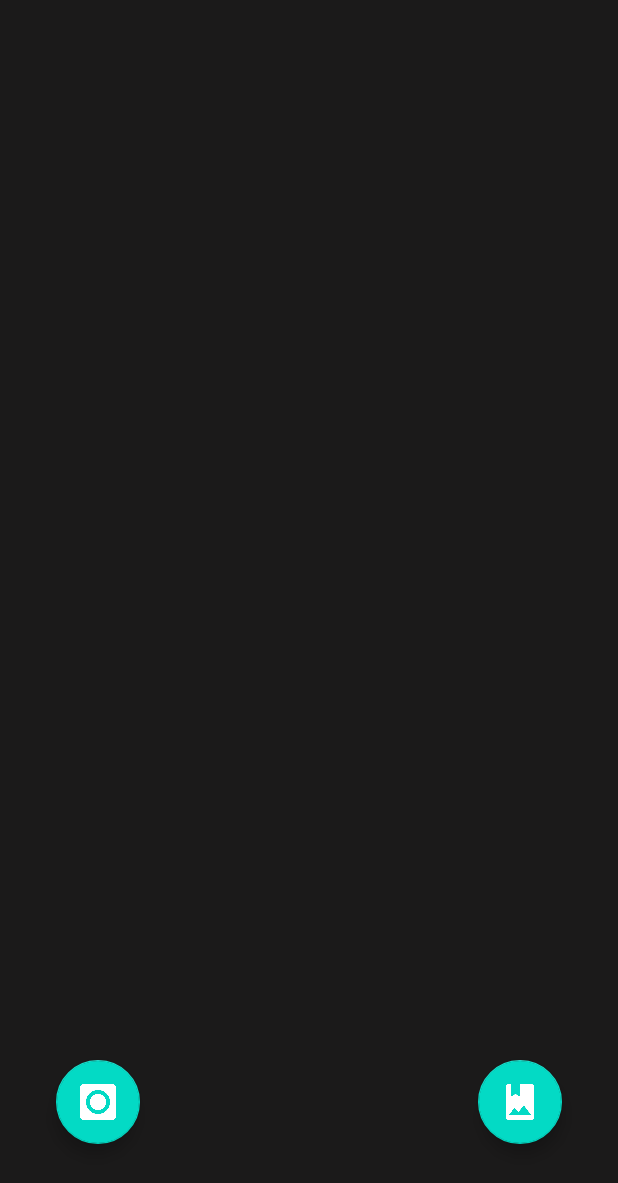
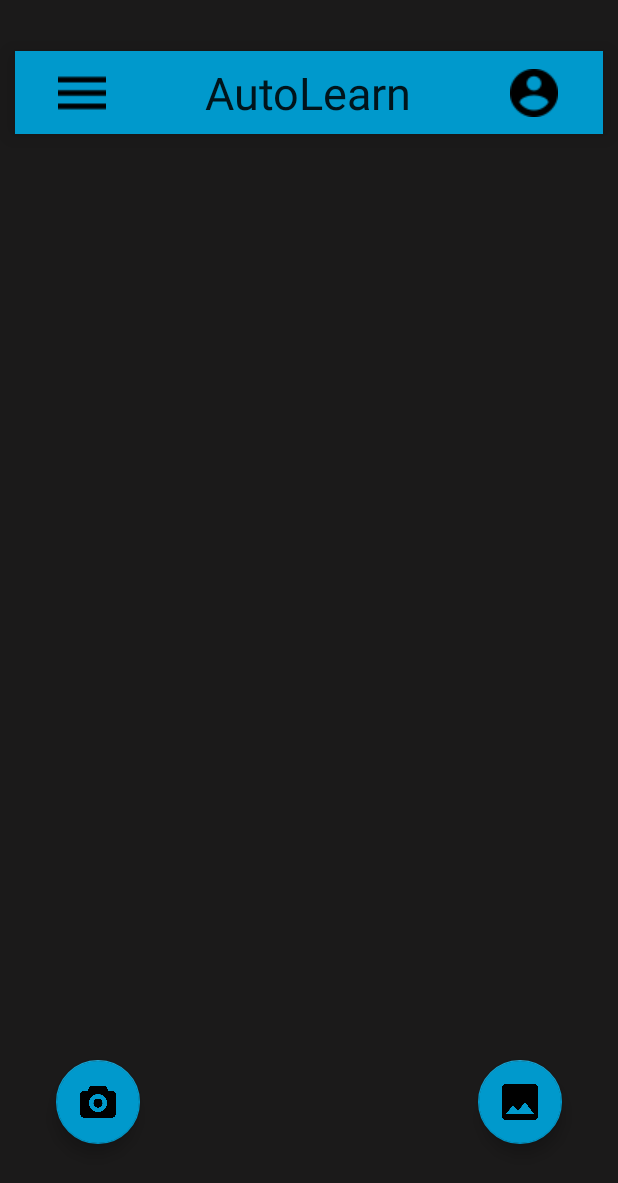
Before and after one commit to willpanderson/Auto-Learn, an Android app: the layout activity_main.xml on its own in the app's theme, with its tools: preview values and no code run, on a phone screen of 412 x 824 dp. Shown: the top 1183 px of the screen. Run offline under Robolectric (Android 15) with nearby library versions, the phone set to English and light mode, and no system bars.

```diff
--- a/AutoLearnApp/app/src/main/java/com/example/auto_learn_app/LaunchActivity.java
+++ b/AutoLearnApp/app/src/main/java/com/example/auto_learn_app/LaunchActivity.java
@@ -7,7 +7,7 @@ import android.os.Bundle;
 import android.os.Handler;
 
 public class LaunchActivity extends AppCompatActivity {
-    private static int SPLASH_TIME_OUT = 3000;
+    private static int SPLASH_TIME_OUT = 1000;
 
     @Override
     protected void onCreate(Bundle savedInstanceState) {
--- a/AutoLearnApp/app/src/main/res/layout/activity_main.xml
+++ b/AutoLearnApp/app/src/main/res/layout/activity_main.xml
@@ -5,31 +5,93 @@
     android:layout_width="match_parent"
     android:layout_height="match_parent"
     android:background="#1B1A1A"
+    android:elevation="2dp"
     tools:context=".MainActivity">
 
     <com.google.android.material.floatingactionbutton.FloatingActionButton
-        android:id="@+id/floatingActionButton"
+        android:id="@+id/CameraButton"
         android:layout_width="wrap_content"
         android:layout_height="wrap_content"
         android:clickable="true"
+        app:backgroundTint="@android:color/holo_blue_dark"
         app:layout_constraintBottom_toBottomOf="parent"
         app:layout_constraintEnd_toEndOf="parent"
         app:layout_constraintHorizontal_bias="0.104"
         app:layout_constraintStart_toStartOf="parent"
         app:layout_constraintTop_toTopOf="parent"
         app:layout_constraintVertical_bias="0.92"
-        app:srcCompat="@drawable/image" />
+        app:srcCompat="@drawable/camera" />
 
     <com.google.android.material.floatingactionbutton.FloatingActionButton
-        android:id="@+id/floatingActionButton2"
+        android:id="@+id/GalleryButton"
         android:layout_width="wrap_content"
         android:layout_height="wrap_content"
         android:clickable="true"
+        app:backgroundTint="@android:color/holo_blue_dark"
         app:layout_constraintBottom_toBottomOf="parent"
         app:layout_constraintEnd_toEndOf="parent"
         app:layout_constraintHorizontal_bias="0.895"
         app:layout_constraintStart_toStartOf="parent"
         app:layout_constraintTop_toTopOf="parent"
         app:layout_constraintVertical_bias="0.92"
-        app:srcCompat="@drawable/image__1_" />
+        app:srcCompat="@drawable/insert_picture_button" />
+
+    <ScrollView
+        android:layout_width="361dp"
+        android:layout_height="475dp"
+        android:background="#1b1a1a"
+        app:layout_constraintBottom_toBottomOf="parent"
+        app:layout_constraintEnd_toEndOf="parent"
+        app:layout_constraintStart_toStartOf="parent"
+        app:layout_constraintTop_toTopOf="parent"
+        app:layout_constraintVertical_bias="0.46">
+
+        <LinearLayout
+            android:layout_width="match_parent"
+            android:layout_height="wrap_content"
+            android:orientation="vertical" />
+    </ScrollView>
+
+    <TableRow
+        android:layout_width="392dp"
+        android:layout_height="55dp"
+        android:layout_marginStart="10dp"
+        android:layout_marginEnd="10dp"
+        android:background="@android:color/holo_blue_dark"
+        android:elevation="10dp"
+        app:layout_constraintBottom_toBottomOf="parent"
+        app:layout_constraintEnd_toEndOf="parent"
+        app:layout_constraintStart_toStartOf="parent"
+        app:layout_constraintTop_toTopOf="parent"
+        app:layout_constraintVertical_bias="0.044">
+
+        <ImageButton
+            android:id="@+id/SettingsButton"
+            android:layout_width="89dp"
+            android:layout_height="match_parent"
+            android:background="#00FFFFFF"
+            android:contentDescription="Button to display settings"
+            app:srcCompat="@drawable/menu" />
+
+        <TextView
+            android:id="@+id/AppTitle"
+            android:layout_width="212dp"
+            android:layout_height="match_parent"
+            android:gravity="center"
+            android:lineSpacingExtra="14sp"
+            android:text="AutoLearn"
+            android:textAlignment="center"
+            android:textAppearance="@style/TextAppearance.AppCompat.Large"
+            android:textSize="30sp" />
+
+        <ImageButton
+            android:id="@+id/ProfileButton"
+            android:layout_width="89dp"
+            android:layout_height="match_parent"
+            android:background="#00FFFFFF"
+            android:contentDescription="Button to display profile page"
+            app:srcCompat="@drawable/user" />
+
+    </TableRow>
+
 </androidx.constraintlayout.widget.ConstraintLayout>
```
Also changed, not shown: AutoLearnApp/app/src/main/res/drawable-finger/menu.png (added), AutoLearnApp/app/src/main/res/drawable/camera.png (added), AutoLearnApp/app/src/main/res/drawable/insert_picture_button.png (added), AutoLearnApp/app/src/main/res/drawable/user.png (added), 4 other files.
